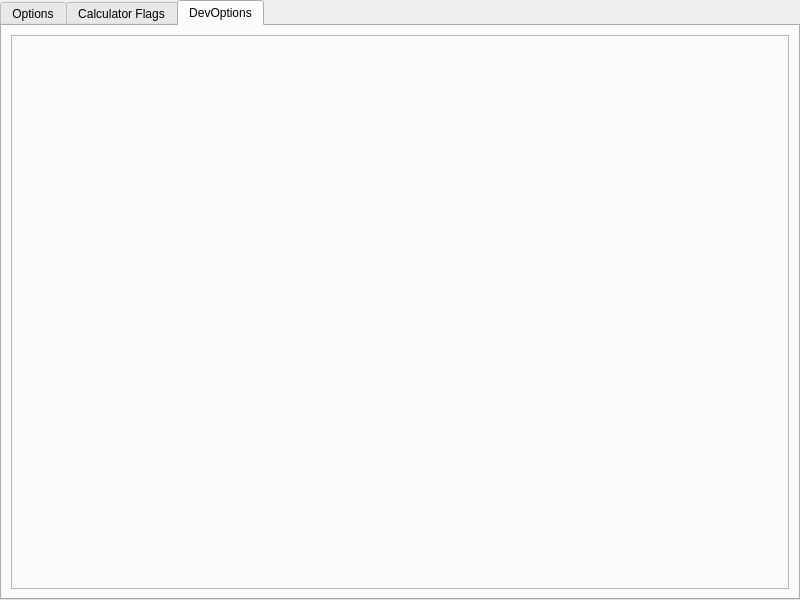
This is AMaDiA_Files/AMaDiA_Options_UI.ui in AstusRush/AMaDiA as Qt 5 draws it before an edit. The edited form follows.
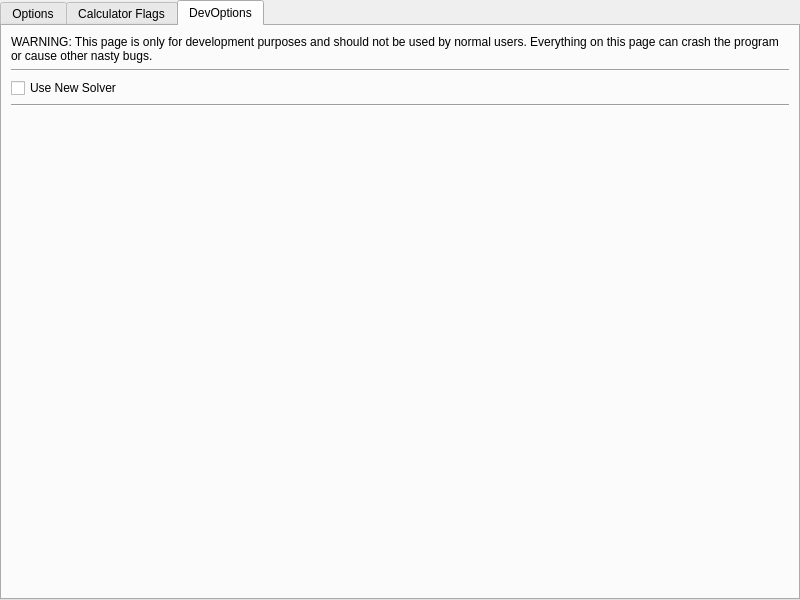
This is the edited form. The open tabs and pages were chosen to show the change. Custom widgets are drawn as their Qt base class.

Commit message:
v0.15.9.2: Solve for Specific Variable and ToolTip Colour Fix for Windows
+ You can now set specific variables to solve equations for in the options window!
+ Improved handling of ± and ∓
+ Fixed the ToolTip colour for MS Windows (because MS Windows is "special" and needs the colour in a more explicit way than Linux)
+ Made the ToolTipBase darker

```diff
--- a/AMaDiA_Files/AMaDiA_Options_UI.ui
+++ b/AMaDiA_Files/AMaDiA_Options_UI.ui
@@ -474,13 +474,83 @@
         <string>DevOptions</string>
        </attribute>
        <layout class="QGridLayout" name="gridLayout_6">
+        <property name="leftMargin">
+         <number>9</number>
+        </property>
+        <property name="topMargin">
+         <number>9</number>
+        </property>
+        <property name="rightMargin">
+         <number>9</number>
+        </property>
+        <property name="bottomMargin">
+         <number>9</number>
+        </property>
+        <item row="2" column="0">
+         <widget class="QWidget" name="L_D" native="true">
+          <layout class="QGridLayout" name="gridLayout_11">
+           <property name="leftMargin">
+            <number>0</number>
+           </property>
+           <property name="topMargin">
+            <number>0</number>
+           </property>
+           <property name="rightMargin">
+            <number>0</number>
+           </property>
+           <property name="bottomMargin">
+            <number>0</number>
+           </property>
+           <item row="0" column="0">
+            <widget class="QCheckBox" name="cb_D_NewSolver">
+             <property name="toolTip">
+              <string>Use the new experimental solver.&lt;br&gt;
+The new solver is a long term project.&lt;br&gt;
+This checkbox is only for development purposes and should never be checked by users.&lt;br&gt;
+The new solver can not solve anything at the moment.</string>
+             </property>
+             <property name="text">
+              <string>Use New Solver</string>
+             </property>
+            </widget>
+           </item>
+           <item row="2" column="0">
+            <spacer name="verticalSpacer_4">
+             <property name="orientation">
+              <enum>Qt::Vertical</enum>
+             </property>
+             <property name="sizeHint" stdset="0">
+              <size>
+               <width>20</width>
+               <height>40</height>
+              </size>
+             </property>
+            </spacer>
+           </item>
+           <item row="1" column="0">
+            <widget class="Line" name="line_16">
+             <property name="orientation">
+              <enum>Qt::Horizontal</enum>
+             </property>
+            </widget>
+           </item>
+          </layout>
+         </widget>
+        </item>
         <item row="0" column="0">
-         <widget class="QFrame" name="frame">
-          <property name="frameShape">
-           <enum>QFrame::StyledPanel</enum>
+         <widget class="QLabel" name="Label_DevOption_Explanation">
+          <property name="text">
+           <string>WARNING: This page is only for development purposes and should not be used by normal users. Everything on this page can crash the program or cause other nasty bugs.</string>
           </property>
-          <property name="frameShadow">
-           <enum>QFrame::Raised</enum>
+          <property name="wordWrap">
+           <bool>true</bool>
+          </property>
+         </widget>
+        </item>
+        <item row="1" column="0">
+         <widget class="Line" name="line_15">
+          <property name="orientation">
+           <enum>Qt::Horizontal</enum>
           </property>
          </widget>
         </item>
```
Left out of the diff: 201 changed lines with no effect on the pictures. The commit also changes 6 other files.
